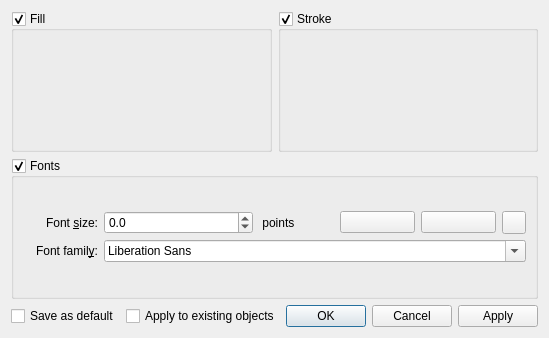
First picture: the form in src/libkstapp/themedialog.ui, repository Kst-plot/kst, before the edit.
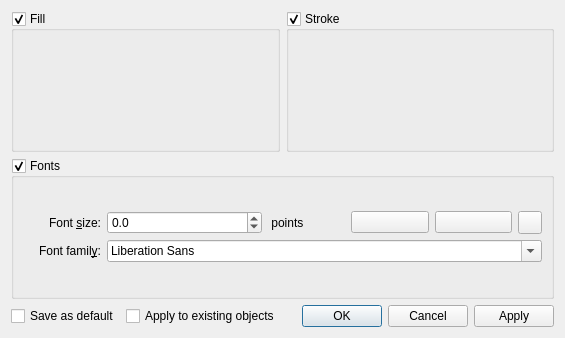
Second picture: the form after the edit. Custom widgets are drawn as their Qt base class.

```diff
--- a/src/libkstapp/themedialog.ui
+++ b/src/libkstapp/themedialog.ui
@@ -6,7 +6,7 @@
    <rect>
     <x>0</x>
     <y>0</y>
-    <width>540</width>
+    <width>565</width>
     <height>338</height>
    </rect>
   </property>
```
Left out of the diff: 13 changed lines with no effect on the pictures.
